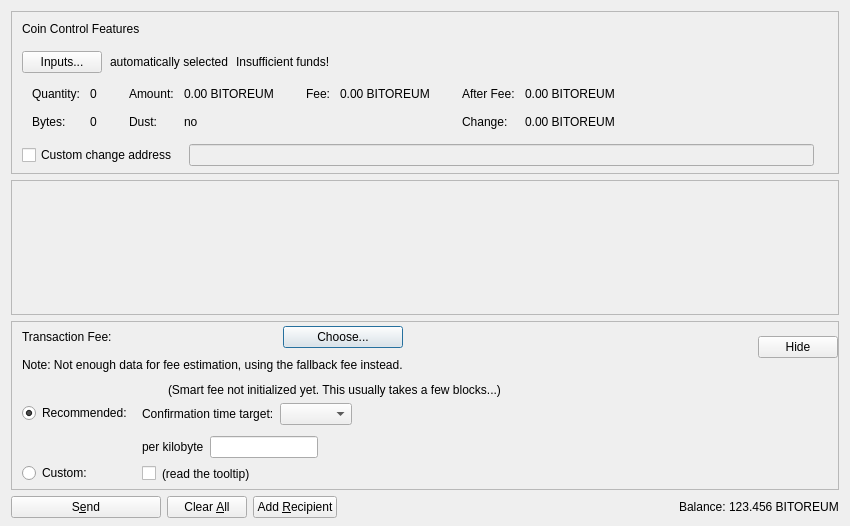
First picture: the form in src/qt/forms/sendcoinsdialog.ui, repository bitoreum/bitoreum, before the edit.
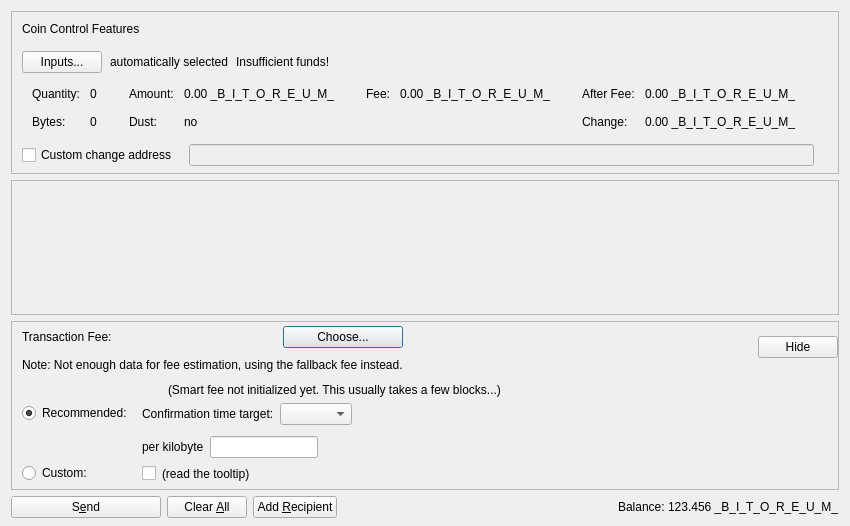
Second picture: the form after the edit. Custom widgets are drawn as their Qt base class.

The edit to the form file:
```diff
--- a/src/qt/forms/sendcoinsdialog.ui
+++ b/src/qt/forms/sendcoinsdialog.ui
@@ -288,7 +288,7 @@
                   <enum>Qt::ActionsContextMenu</enum>
                  </property>
                  <property name="text">
-                  <string notr="true">0.00 BITOREUM</string>
+                  <string notr="true">0.00 _B_I_T_O_R_E_U_M_</string>
                  </property>
                  <property name="textInteractionFlags">
                   <set>Qt::LinksAccessibleByMouse|Qt::TextSelectableByKeyboard|Qt::TextSelectableByMouse</set>
@@ -356,7 +356,7 @@
                   <enum>Qt::ActionsContextMenu</enum>
                  </property>
                  <property name="text">
-                  <string notr="true">0.00 BITOREUM</string>
+                  <string notr="true">0.00 _B_I_T_O_R_E_U_M_</string>
                  </property>
                  <property name="textInteractionFlags">
                   <set>Qt::LinksAccessibleByMouse|Qt::TextSelectableByKeyboard|Qt::TextSelectableByMouse</set>
@@ -401,7 +401,7 @@
                   <enum>Qt::ActionsContextMenu</enum>
                  </property>
                  <property name="text">
-                  <string notr="true">0.00 BITOREUM</string>
+                  <string notr="true">0.00 _B_I_T_O_R_E_U_M_</string>
                  </property>
                  <property name="textInteractionFlags">
                   <set>Qt::LinksAccessibleByMouse|Qt::TextSelectableByKeyboard|Qt::TextSelectableByMouse</set>
@@ -424,7 +424,7 @@
                   <enum>Qt::ActionsContextMenu</enum>
                  </property>
                  <property name="text">
-                  <string notr="true">0.00 BITOREUM</string>
+                  <string notr="true">0.00 _B_I_T_O_R_E_U_M_</string>
                  </property>
                  <property name="textInteractionFlags">
                   <set>Qt::LinksAccessibleByMouse|Qt::TextSelectableByKeyboard|Qt::TextSelectableByMouse</set>
@@ -1156,7 +1156,7 @@
           <cursorShape>IBeamCursor</cursorShape>
          </property>
          <property name="text">
-          <string notr="true">123.456 BITOREUM</string>
+          <string notr="true">123.456 _B_I_T_O_R_E_U_M_</string>
          </property>
          <property name="textInteractionFlags">
           <set>Qt::LinksAccessibleByMouse|Qt::TextSelectableByKeyboard|Qt::TextSelectableByMouse</set>
```
